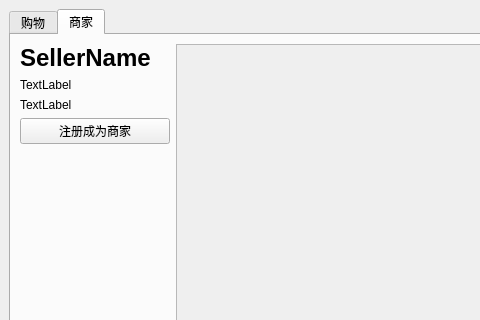
Before: the Qt Designer form UserMainWindow.ui in tsukishima1321/shopping, drawn with Qt 5; both pictures show x 0 to 480 and y 0 to 320 of the 996 by 667 pixel window.
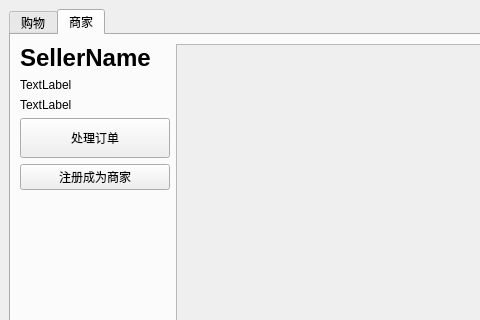
After: the same form once the commit is applied. The open tabs and pages were chosen to show the change.

Commit message: complete HandleOrderWindow

Patch:
```diff
--- a/UserMainWindow.ui
+++ b/UserMainWindow.ui
@@ -267,6 +267,19 @@
             </property>
            </widget>
           </item>
+          <item>
+           <widget class="QPushButton" name="buttonHandleOrder">
+            <property name="minimumSize">
+             <size>
+              <width>0</width>
+              <height>40</height>
+             </size>
+            </property>
+            <property name="text">
+             <string>处理订单</string>
+            </property>
+           </widget>
+          </item>
           <item>
            <widget class="QPushButton" name="buttonSellerRegist">
             <property name="text">
```
The commit also changes 7 other files.
